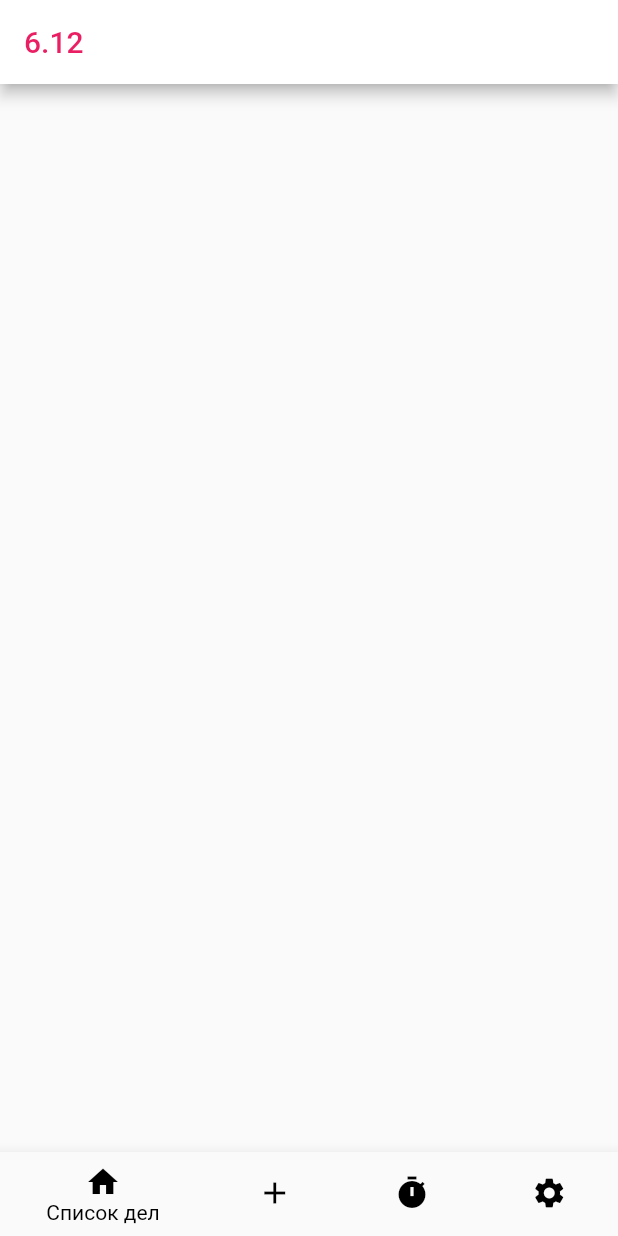
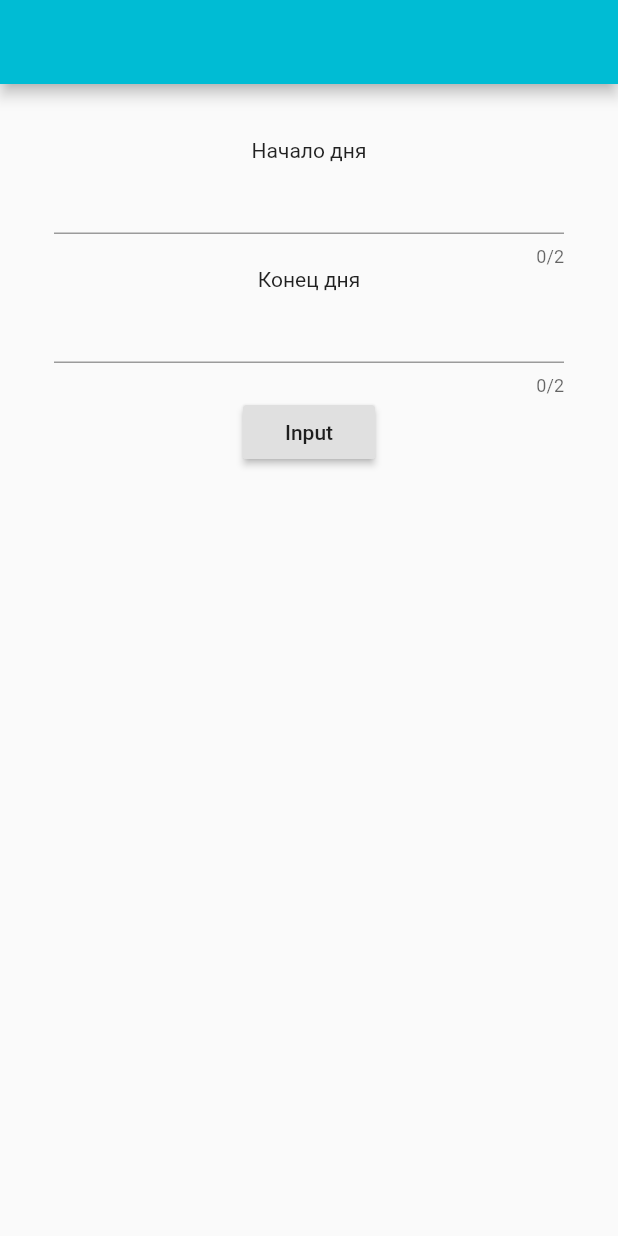
Before and after one commit to vkhmara/CasePlanner, a Flutter app: the screen it shows after launch, on a phone screen of 412 x 824 dp. Run offline on Flutter 3.47's test engine with Material 2 defaults, Android fonts, the phone set to English and light mode, and no system bars; our stand-ins replace shared_preferences, sqflite; accounts and stored records are empty.

Commit message:
Update project

```diff
--- /dev/null
+++ b/lib/Pages/StartWorkPage.dart
@@ -0,0 +1,64 @@
+import 'package:case_planner/Pages/HomePage.dart';
+import 'package:case_planner/Settings/Prefs.dart';
+import 'package:case_planner/WorkWithData/AllDeals.dart';
+import 'package:case_planner/WorkWithData/ClockFace.dart';
+import 'package:case_planner/WorkWithData/DatabaseManager.dart';
+import 'package:case_planner/WorkWithData/TODOList.dart';
+import 'package:flutter/cupertino.dart';
+import 'package:flutter/material.dart';
+import 'package:shared_preferences/shared_preferences.dart';
+
+
+class StartWorkPage extends StatelessWidget {
+  final TextEditingController _tecStartDay = TextEditingController();
+  final TextEditingController _tecEndDay = TextEditingController();
+
+  @override
+  Widget build(BuildContext context) {
+    return Scaffold(
+      appBar: AppBar(),
+      body: Padding(
+        padding: EdgeInsets.all(36.0),
+        child: Column(
+          children: [
+            Text('Начало дня'),
+            TextFormField(
+              controller: _tecStartDay,
+              maxLines: 1,
+              maxLength: 2,
+            ),
+            Text('Конец дня'),
+            TextFormField(
+              controller: _tecEndDay,
+              maxLines: 1,
+              maxLength: 2,
+            ),
+            RaisedButton(
+                child: Text('Input'),
+                onPressed: () async {
+                  try {
+                    SharedPreferences prefs = await SharedPreferences
+                        .getInstance();
+
+                    int startDayHour = int.parse(_tecStartDay.text);
+                    int endDayHour = int.parse(_tecEndDay.text);
+
+                    prefs.setInt('startDayHour', startDayHour);
+                    prefs.setInt('endDayHour', endDayHour);
+                    await Settings.initSettings();
+                    await DatabaseManager.initDB();
+                    await AllDeals.initList();
+                    TODOList.initList();
+                    ClockFace.initClockFace();
+                    Navigator.pushReplacementNamed(context, MyHomePage.route);
+                  }
+                  catch (e) {
+
+                  }
+                }),
+          ],
+        ),
+      ),
+    );
+  }
+}
--- a/lib/Settings/Prefs.dart
+++ b/lib/Settings/Prefs.dart
@@ -1,12 +1,14 @@
 import 'package:case_planner/WorkWithData/AllDeals.dart';
 import 'package:case_planner/WorkWithData/ClockFace.dart';
 import 'package:case_planner/WorkWithData/TODOList.dart';
+import 'package:shared_preferences/shared_preferences.dart';
 
 class Settings {
   static int _startDayHour;
   static int _endDayHour;
   static DateTime _startDay;
   static DateTime _endDay;
+  static SharedPreferences _prefs;
 
   static int get startDayHour => _startDayHour;
 
@@ -16,10 +18,16 @@ class Settings {
 
   static DateTime get endDay => _endDay;
 
-  static void initPrefs() {
-    _startDayHour = 9;
-    _endDayHour = 23;
+  // You can show start menu where the user will input the day interval
+  static Future<bool> initSettings() async {
+    _prefs = await SharedPreferences.getInstance();
+    if (!_prefs.getKeys().contains('startDayHour')) {
+      return false;
+    }
+    _startDayHour = _prefs.getInt('startDayHour');
+    _endDayHour = _prefs.getInt('endDayHour');
     _currentDay = DateTime.now();
+    return true;
   }
 
   static void changeCurrentDay(DateTime newDay) {
@@ -51,6 +59,7 @@ class Settings {
         newEndDayHour < 0 || newEndDayHour > 23) {
       return;
     }
+
     _startDay = _startDay.add(Duration(hours: _startDayHour - newStartDayHour));
     _startDayHour = newStartDayHour;
     _endDayHour = newEndDayHour;
@@ -58,6 +67,9 @@ class Settings {
     _endDay = _endDay.add(Duration( hours: _startDayHour < _endDayHour ?
     _endDayHour - _startDayHour :
     _endDayHour - _startDayHour + 24));
+
+    _prefs.setInt('startDayHour', _startDayHour);
+    _prefs.setInt('endDayHour', _endDayHour);
     AllDeals.changeDayInterval();
     TODOList.updateList();
     ClockFace.updateAll();
--- a/lib/main.dart
+++ b/lib/main.dart
@@ -1,24 +1,36 @@
+import 'package:case_planner/Pages/StartWorkPage.dart';
 import 'package:case_planner/Settings/Prefs.dart';
 import 'package:case_planner/Pages/TODOListPage.dart';
 import 'package:case_planner/WorkWithData/AllDeals.dart';
 import 'package:case_planner/WorkWithData/ClockFace.dart';
 import 'package:case_planner/WorkWithData/DatabaseManager.dart';
 import 'package:flutter/material.dart';
+//import 'package:shared_preferences/shared_preferences.dart';
 
 import 'Pages/HomePage.dart';
 import 'WorkWithData/TODOList.dart';
 
 void main() async {
   WidgetsFlutterBinding.ensureInitialized();
-  Settings.initPrefs();
-  await DatabaseManager.initDB();
-  await AllDeals.initList();
-  TODOList.initList();
-  ClockFace.initClockFace();
-  runApp(MyApp());
+  // SharedPreferences sp = await SharedPreferences.getInstance();
+  // sp.remove('startDayHour');
+  // sp.remove('endDayHour');
+  bool isInit = await Settings.initSettings();
+  if (!isInit) {
+    runApp(MyApp(isInit: isInit));
+  }
+  else {
+    await DatabaseManager.initDB();
+    await AllDeals.initList();
+    TODOList.initList();
+    ClockFace.initClockFace();
+    runApp(MyApp(isInit: isInit));
+  }
 }
 
 class MyApp extends StatelessWidget {
+  final bool isInit;
+  MyApp({bool isInit}): isInit = isInit;
   @override
   Widget build(BuildContext context) {
     return MaterialApp(
@@ -27,10 +39,14 @@ class MyApp extends StatelessWidget {
         primarySwatch: Colors.cyan,
         visualDensity: VisualDensity.adaptivePlatformDensity,
       ),
-      home: MyHomePage(title: '${Settings.startDay.day}.${Settings.startDay.month}'),
+      home: isInit ? MyHomePage(title:
+      '${Settings.startDay.day < 10 ? '0' : ''}${Settings.startDay.day}.'
+          '${Settings.startDay.month < 10 ? '0' : ''}${Settings.startDay.month}') :
+      StartWorkPage(),
       routes: {
         TODOListContainer.route: (BuildContext context) => TODOListContainer(),
-        MyHomePage.route: (BuildContext context) => MyHomePage(title: '${Settings.startDay.day}.${Settings.startDay.month}'),
+        MyHomePage.route: (BuildContext context) => MyHomePage(title: '${Settings.startDay.day < 10 ? '0' : ''}${Settings.startDay.day}.'
+            '${Settings.startDay.month < 10 ? '0' : ''}${Settings.startDay.month}'),
       },
     );
   }
```
